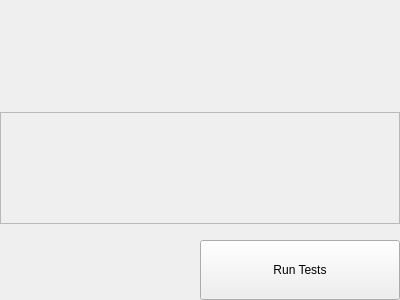
The window that BulkCopyScape-pyqt/resources/widgets/uploadwidget.ui (justinmichaelvieira/BulkCopyscape) describes before a commit, drawn with Qt 5.
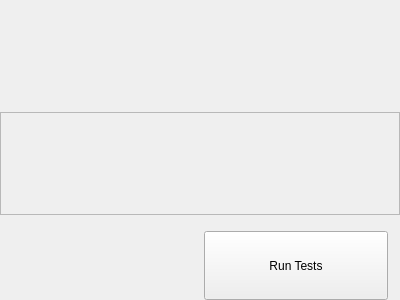
The same window after the commit. Custom widgets are drawn as their Qt base class.

```diff
--- a/BulkCopyScape-pyqt/resources/widgets/uploadwidget.ui
+++ b/BulkCopyScape-pyqt/resources/widgets/uploadwidget.ui
@@ -29,10 +29,10 @@
    <property name="spacing">
     <number>0</number>
    </property>
-   <item row="4" column="1">
-    <widget class="QPushButton" name="runTestsButton">
+   <item row="4" column="2">
+    <widget class="QFrame" name="frame">
      <property name="sizePolicy">
-      <sizepolicy hsizetype="Preferred" vsizetype="Minimum">
+      <sizepolicy hsizetype="MinimumExpanding" vsizetype="Minimum">
        <horstretch>0</horstretch>
        <verstretch>0</verstretch>
       </sizepolicy>
@@ -40,15 +40,111 @@
      <property name="minimumSize">
       <size>
        <width>120</width>
-       <height>60</height>
+       <height>69</height>
+      </size>
+     </property>
+     <property name="frameShape">
+      <enum>QFrame::NoFrame</enum>
+     </property>
+     <property name="frameShadow">
+      <enum>QFrame::Plain</enum>
+     </property>
+     <property name="lineWidth">
+      <number>0</number>
+     </property>
+     <layout class="QHBoxLayout" name="horizontalLayout">
+      <property name="spacing">
+       <number>0</number>
+      </property>
+      <property name="leftMargin">
+       <number>12</number>
+      </property>
+      <property name="topMargin">
+       <number>0</number>
+      </property>
+      <property name="rightMargin">
+       <number>12</number>
+      </property>
+      <property name="bottomMargin">
+       <number>0</number>
+      </property>
+      <item>
+       <widget class="QWidget" name="widget" native="true"/>
+      </item>
+      <item>
+       <widget class="QPushButton" name="runTestsButton">
+        <property name="sizePolicy">
+         <sizepolicy hsizetype="Preferred" vsizetype="Minimum">
+          <horstretch>0</horstretch>
+          <verstretch>0</verstretch>
+         </sizepolicy>
+        </property>
+        <property name="minimumSize">
+         <size>
+          <width>120</width>
+          <height>60</height>
+         </size>
+        </property>
+        <property name="text">
+         <string>Run Tests</string>
+        </property>
+       </widget>
+      </item>
+     </layout>
+    </widget>
+   </item>
+   <item row="1" column="0" colspan="3">
+    <widget class="Header" name="titleHeader" native="true">
+     <property name="sizePolicy">
+      <sizepolicy hsizetype="MinimumExpanding" vsizetype="Minimum">
+       <horstretch>0</horstretch>
+       <verstretch>0</verstretch>
+      </sizepolicy>
+     </property>
+     <property name="minimumSize">
+      <size>
+       <width>0</width>
+       <height>80</height>
+      </size>
+     </property>
+    </widget>
+   </item>
+   <item row="0" column="0" colspan="3">
+    <widget class="NavHeader" name="navHeader" native="true">
+     <property name="sizePolicy">
+      <sizepolicy hsizetype="Minimum" vsizetype="Preferred">
+       <horstretch>0</horstretch>
+       <verstretch>0</verstretch>
+      </sizepolicy>
+     </property>
+     <property name="minimumSize">
+      <size>
+       <width>0</width>
+       <height>32</height>
+      </size>
+     </property>
+    </widget>
+   </item>
+   <item row="3" column="0" colspan="2">
+    <widget class="QLabel" name="label">
+     <property name="sizePolicy">
+      <sizepolicy hsizetype="Preferred" vsizetype="Minimum">
+       <horstretch>0</horstretch>
+       <verstretch>0</verstretch>
+      </sizepolicy>
+     </property>
+     <property name="minimumSize">
+      <size>
+       <width>0</width>
+       <height>16</height>
       </size>
      </property>
      <property name="text">
-      <string>Run Tests</string>
+      <string/>
      </property>
     </widget>
    </item>
-   <item row="2" column="0" colspan="2">
+   <item row="2" column="0" colspan="3">
     <widget class="QScrollArea" name="scrollArea">
      <property name="sizeAdjustPolicy">
       <enum>QAbstractScrollArea::AdjustToContents</enum>
@@ -64,8 +160,8 @@
        <rect>
         <x>0</x>
         <y>0</y>
-        <width>392</width>
-        <height>110</height>
+        <width>398</width>
+        <height>101</height>
        </rect>
       </property>
      </widget>
```
Left out of the diff: 51 changed lines with no effect on the pictures.
